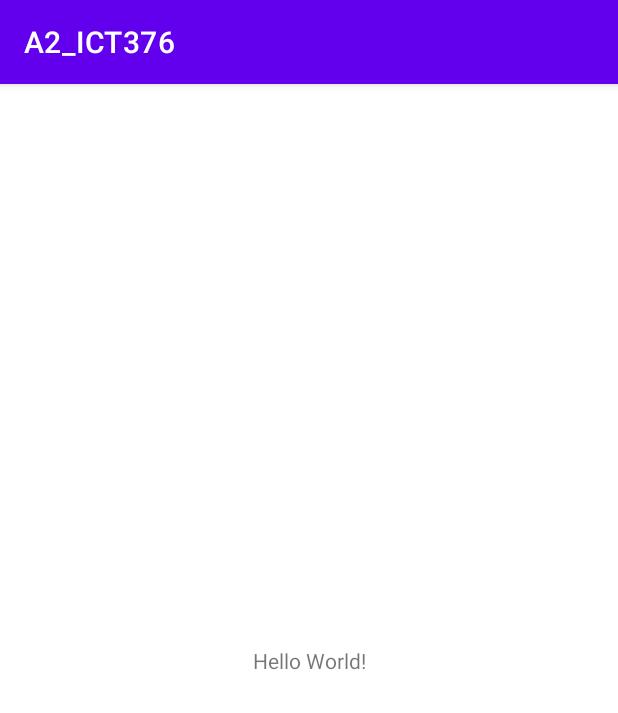
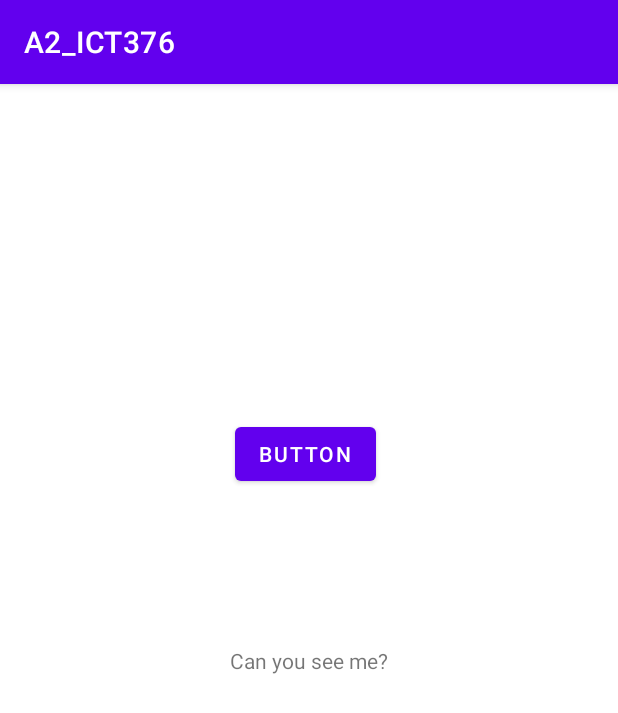
Before and after one commit to actay19911/A2_ICT376, an Android app: the screen it shows after launch (MainActivity), on a phone screen of 412 x 824 dp. Shown: the top 713 px of the screen. Run offline under Robolectric (Android 15) with nearby library versions, the phone set to English and light mode, and no system bars.

```diff
--- a/app/src/main/AndroidManifest.xml
+++ b/app/src/main/AndroidManifest.xml
@@ -9,6 +9,7 @@
         android:roundIcon="@mipmap/ic_launcher_round"
         android:supportsRtl="true"
         android:theme="@style/Theme.A2_ICT376">
+        <activity android:name=".login_activity"></activity>
         <activity android:name=".MainActivity">
             <intent-filter>
                 <action android:name="android.intent.action.MAIN" />
--- a/app/src/main/res/layout/activity_main.xml
+++ b/app/src/main/res/layout/activity_main.xml
@@ -7,12 +7,23 @@
     tools:context=".MainActivity">
 
     <TextView
+        android:id="@+id/textView"
         android:layout_width="wrap_content"
         android:layout_height="wrap_content"
-        android:text="Hello World!"
+        android:text="Can you see me?"
         app:layout_constraintBottom_toBottomOf="parent"
         app:layout_constraintLeft_toLeftOf="parent"
         app:layout_constraintRight_toRightOf="parent"
         app:layout_constraintTop_toTopOf="parent" />
 
+    <Button
+        android:id="@+id/button"
+        android:layout_width="wrap_content"
+        android:layout_height="wrap_content"
+        android:layout_marginStart="3dp"
+        android:layout_marginBottom="104dp"
+        android:text="Button"
+        app:layout_constraintBottom_toTopOf="@+id/textView"
+        app:layout_constraintStart_toStartOf="@+id/textView" />
+
 </androidx.constraintlayout.widget.ConstraintLayout>
```
Also changed, not shown: app/src/main/java/com/example/a2_ict376/login_activity.java (added, +14 -0 lines), app/src/main/res/layout/activity_login.xml (added, +9 -0 lines).
